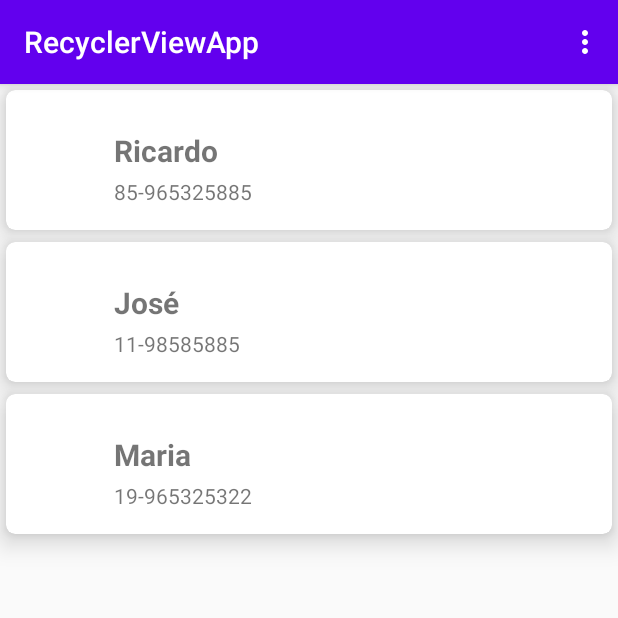
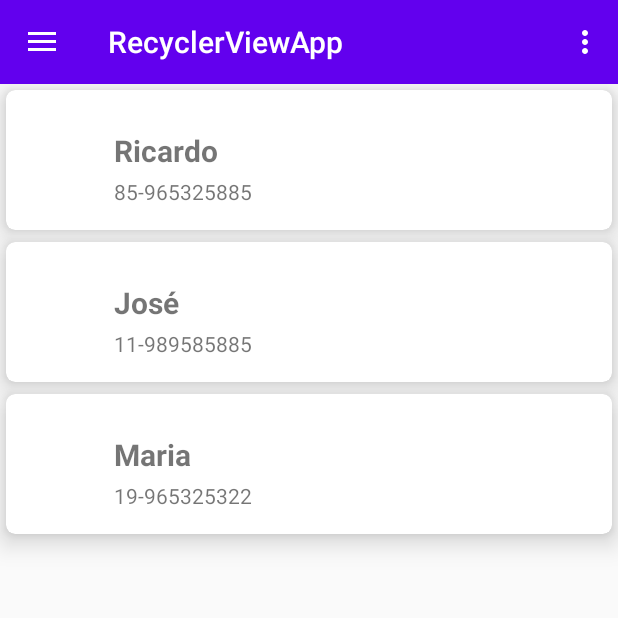
Before and after one commit to rcr109/RecyclerView, an Android app: the screen it shows after launch (MainActivity), on a phone screen of 412 x 824 dp, the top half of it. Run offline under Robolectric (Android 15) with nearby library versions, the phone set to English and light mode, and no system bars.

Commit message:
Projeto RecyclerView com menu e Navigation Drawer (Segundo Commit)

```diff
--- a/app/build.gradle
+++ b/app/build.gradle
@@ -37,4 +37,6 @@ dependencies {
     implementation 'androidx.recyclerview:recyclerview:1.2.1'
     implementation 'androidx.cardview:cardview:1.0.0'
     implementation 'androidx.drawerlayout:drawerlayout:1.1.1'
+    implementation 'androidx.recyclerview:recyclerview:1.2.1'
+    implementation "com.google.android.material:material:1.4.0"
 }
--- a/app/src/main/AndroidManifest.xml
+++ b/app/src/main/AndroidManifest.xml
@@ -12,7 +12,6 @@
         <activity android:name=".MainActivity">
             <intent-filter>
                 <action android:name="android.intent.action.MAIN" />
-
                 <category android:name="android.intent.category.LAUNCHER" />
             </intent-filter>
         </activity>
--- a/app/src/main/java/rcr/projects/recyclerviewapp/MainActivity.kt
+++ b/app/src/main/java/rcr/projects/recyclerviewapp/MainActivity.kt
@@ -6,7 +6,11 @@ import android.os.Message
 import android.view.Menu
 import android.view.MenuInflater
 import android.view.MenuItem
+import android.view.View
 import android.widget.Toast
+import androidx.appcompat.widget.Toolbar
+import androidx.appcompat.app.ActionBarDrawerToggle
+import androidx.drawerlayout.widget.DrawerLayout
 import androidx.recyclerview.widget.LinearLayoutManager
 import androidx.recyclerview.widget.RecyclerView
 import rcr.projects.recyclerviewapp.adapter.Contact
@@ -21,15 +25,25 @@ class MainActivity : AppCompatActivity() {
 
     override fun onCreate(savedInstanceState: Bundle?) {
         super.onCreate(savedInstanceState)
-        setContentView(R.layout.activity_main)
-        bindView()
+        setContentView(R.layout.drawer_menu)
+        initDrawer()
+        bindViews()
         updateList()
+
     }
 
-    private fun bindView(){
+    private fun initDrawer(){
+        val drawerLayout = findViewById<View>(R.id.drawer_layout) as DrawerLayout
+        val toolbar = findViewById<Toolbar>(R.id.toolbar)
+        setSupportActionBar(toolbar)
+        val toggle = ActionBarDrawerToggle(this, drawerLayout, toolbar, R.string.open_drawer, R.string.close_drawer)
+        drawerLayout.addDrawerListener(toggle)
+        toggle.syncState()
+    }
+
+    private fun bindViews(){
         rvList.adapter = adapter
         rvList.layoutManager = LinearLayoutManager(this)
-
     }
 
     private fun updateList(){
@@ -42,7 +56,7 @@ class MainActivity : AppCompatActivity() {
                 ),
                 Contact(
                     name = "José",
-                    fone = "11-98585885",
+                    fone = "11-989585885",
                     photograph = "foto"
                 ),
                 Contact(
--- a/app/src/main/java/rcr/projects/recyclerviewapp/adapter/ContactAdapter.kt
+++ b/app/src/main/java/rcr/projects/recyclerviewapp/adapter/ContactAdapter.kt
@@ -39,10 +39,6 @@ class ContactAdapter: RecyclerView.Adapter<ContactAdapter.ContactAdapterViewHold
         fun bind(contact: Contact){
             tvName.text = contact.name
             tvPhone.text = contact.fone
-
         }
-
     }
-
-
 }
--- a/app/src/main/res/layout/activity_main.xml
+++ b/app/src/main/res/layout/activity_main.xml
@@ -7,11 +7,22 @@
     android:layout_height="match_parent"
     tools:context=".MainActivity">
 
+    <androidx.appcompat.widget.Toolbar
+        android:id="@+id/toolbar"
+        android:layout_width="match_parent"
+        android:layout_height="?attr/actionBarSize"
+        android:background="?attr/colorPrimary"
+        app:title="@string/app_name"
+        android:theme="@style/ThemeOverlay.AppCompat.Dark.ActionBar"
+        app:layout_constraintTop_toTopOf="parent"
+        app:layout_constraintStart_toStartOf="parent"
+        app:layout_constraintEnd_toEndOf="parent"/>
+
     <androidx.recyclerview.widget.RecyclerView
         android:id="@+id/rv_list"
         android:layout_width="0dp"
         android:layout_height="0dp"
-        app:layout_constraintTop_toTopOf="parent"
+        app:layout_constraintTop_toBottomOf="@id/toolbar"
         app:layout_constraintStart_toStartOf="parent"
         app:layout_constraintEnd_toEndOf="parent"
         app:layout_constraintBottom_toBottomOf="parent"/>
--- a/app/src/main/res/layout/contact_item.xml
+++ b/app/src/main/res/layout/contact_item.xml
@@ -1,6 +1,4 @@
 <?xml version="1.0" encoding="utf-8"?>
-
-
 <androidx.cardview.widget.CardView xmlns:android="http://schemas.android.com/apk/res/android"
     android:layout_width="match_parent"
     android:layout_height="wrap_content"
--- a/app/src/main/res/layout/drawer_menu.xml
+++ b/app/src/main/res/layout/drawer_menu.xml
@@ -1,11 +1,20 @@
 <?xml version="1.0" encoding="utf-8"?>
 <androidx.drawerlayout.widget.DrawerLayout
+    android:id="@+id/drawer_layout"
     xmlns:android="http://schemas.android.com/apk/res/android"
+    xmlns:app="http://schemas.android.com/apk/res-auto"
+    xmlns:tools="http://schemas.android.com/tools"
     android:layout_width="match_parent"
-    android:layout_height="match_parent">
+    android:layout_height="match_parent"
+    tools:openDrawer="start">
 
-    <include
-        layout="@layout/activity_main" />
+    <include layout="@layout/activity_main" />
 
+    <com.google.android.material.navigation.NavigationView
+        android:id="@+id/nav_view"
+        android:layout_width="match_parent"
+        android:layout_height="match_parent"
+        android:layout_gravity="start"
+        app:menu="@menu/menu" />
 
 </androidx.drawerlayout.widget.DrawerLayout>
--- a/app/src/main/res/menu/menu.xml
+++ b/app/src/main/res/menu/menu.xml
@@ -1,5 +1,6 @@
 <?xml version="1.0" encoding="utf-8"?>
 <menu xmlns:android="http://schemas.android.com/apk/res/android">
+
     <item android:id="@+id/item_menu_1"
         android:title="@string/menu_1"/>
     <item android:id="@+id/item_menu_2"
--- a/app/src/main/res/values/strings.xml
+++ b/app/src/main/res/values/strings.xml
@@ -3,4 +3,6 @@
     <string name="menu_1">Menu 1</string>
     <string name="menu_2">Menu 2</string>
     <string name="menu_3">Menu 3</string>
+    <string name="open_drawer">Abrir</string>
+    <string name="close_drawer">Fechar</string>
 </resources>
--- a/app/src/main/res/values/styles.xml
+++ b/app/src/main/res/values/styles.xml
@@ -1,7 +1,7 @@
 <resources>
 
     <!-- Base application theme. -->
-    <style name="AppTheme" parent="Theme.AppCompat.Light.DarkActionBar">
+    <style name="AppTheme" parent="Theme.AppCompat.Light.NoActionBar">
         <!-- Customize your theme here. -->
         <item name="colorPrimary">@color/colorPrimary</item>
         <item name="colorPrimaryDark">@color/colorPrimaryDark</item>
```
